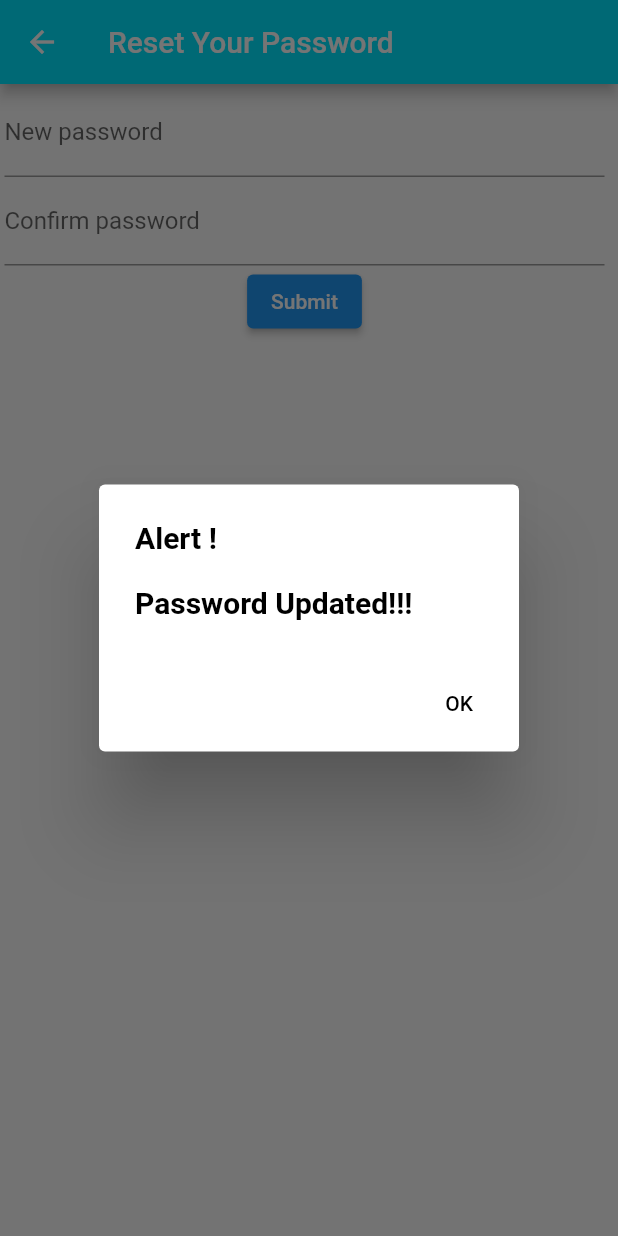
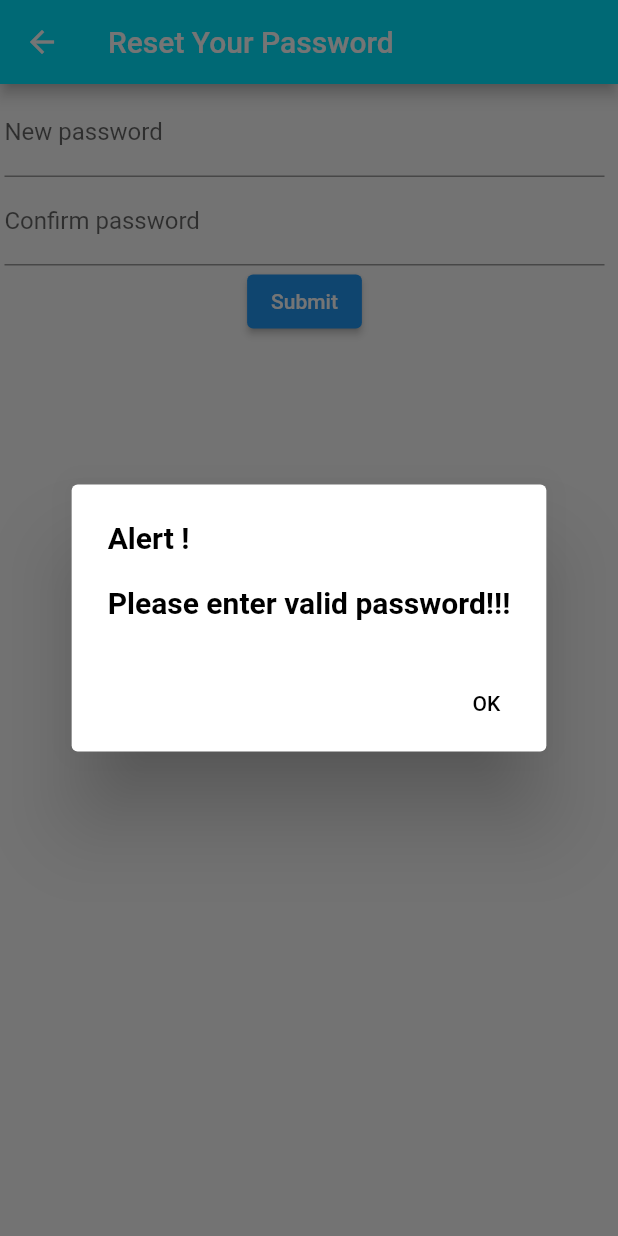
Before and after one commit to ara-dhanak/Bhoot_Player_app, a Flutter app: the reset_password screen opened directly, after a tap on "Submit", on a phone screen of 412 x 824 dp. Run offline on Flutter 3.47's test engine with Material 2 defaults, Android fonts, the phone set to English and light mode, and no system bars; missing offline and left inert: editable; Roboto replaces fonts that are missing (Raleway); statements that could not run were skipped.

Commit message:
Pwd validation and new files added

```diff
--- a/lib/reset_pwd.dart
+++ b/lib/reset_pwd.dart
@@ -1,18 +1,14 @@
 import 'package:flutter/cupertino.dart';
 import 'package:flutter/material.dart';
-
+import 'package:flutter_app/Request.dart';
 import 'ShowAlertDialog.dart';
 
-
 class reset_password extends StatefulWidget {
-
-
   @override
   _reset_passwordState createState() => _reset_passwordState();
 }
+
 class _reset_passwordState extends State<reset_password> {
-
-
   TextEditingController _Resetpcontroller = new TextEditingController();
   TextEditingController _Confirmpcontroller = new TextEditingController();
 
@@ -28,36 +24,38 @@ class _reset_passwordState extends State<reset_password> {
           margin: EdgeInsets.all(3.0),
           height: 245,
           width: 400,
-
-          child: new Column(
-              children: <Widget>[
+          child: new Column(children: <Widget>[
             new TextField(
               controller: _Resetpcontroller,
               keyboardType: TextInputType.streetAddress,
               decoration: new InputDecoration(
-                      labelText: "New password",
-                      hintText: "Enter new Password"
-                  ),
+                  labelText: "New password", hintText: "Enter new Password"),
             ),
             new TextField(
               controller: _Confirmpcontroller,
               keyboardType: TextInputType.streetAddress,
               decoration: new InputDecoration(
-                      labelText: "Confirm password",
-                      hintText: "Re-enter Password"
-                  ),
+                  labelText: "Confirm password", hintText: "Re-enter Password"),
             ),
             ElevatedButton(
-                  child: Text("Submit"), onPressed:() {
-          Future.delayed(Duration.zero, () =>
-                 showAlertDialog(context, "Password Updated!!!"));
+                child: Text("Submit"),
+                onPressed: () {
+                  if (_Resetpcontroller.text == "") {
+                    Future.delayed(Duration.zero,
+                            () =>showAlertDialog(context, "Please enter valid password!!!"));
+                  }
+                  else if (_Confirmpcontroller.text == ""){
+
+                    Future.delayed(Duration.zero,
+                            ()=> showAlertDialog(context, "Confirm password can't be empty"));
+                       }
+                    else {
+                      validate(context, _Resetpcontroller.text
+                          , _Confirmpcontroller.text);
                   }
 
-
-          )
-    ]
-      ),
-      )
-    );
+                })
+          ]),
+        ));
   }
 }
```
Also changed, not shown: lib/Request.dart (+10 -7 lines), lib/myaccount.dart (+12 -0 lines), lib/Latest_result.dart (added). Lines whose indentation alone changed are shown as unchanged.
